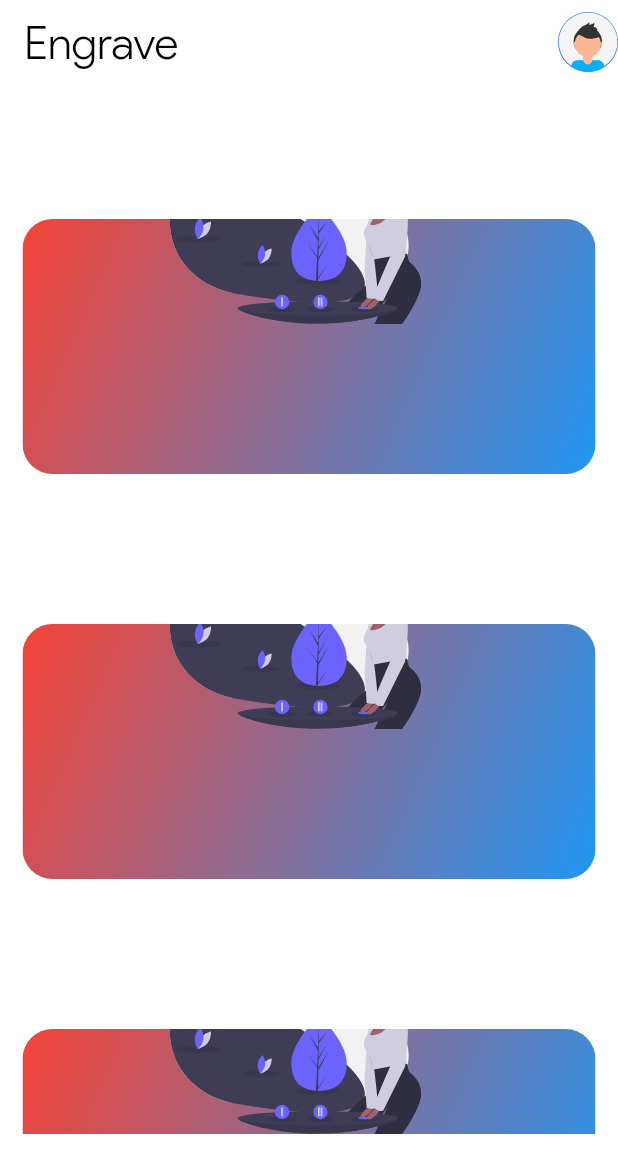
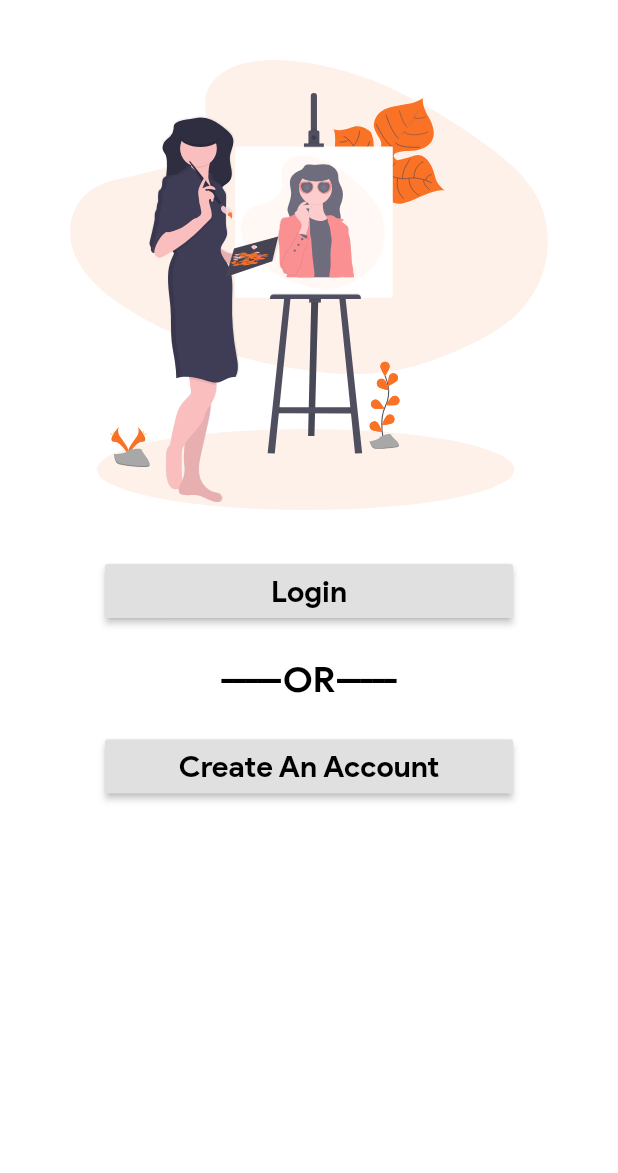
Before and after one commit to Amitpatil215/Engrave, a Flutter app: the screen it shows after launch, on a phone screen of 412 x 824 dp. Shown: the top 1173 px of the screen. Run offline on Flutter 3.47's test engine with Material 2 defaults, Android fonts, the phone set to English and light mode, and no system bars; our stand-ins replace flutter_screenutil, flutter_svg.

Commit message:
main_screen

```diff
--- a/lib/main.dart
+++ b/lib/main.dart
@@ -1,6 +1,7 @@
 import 'package:flutter/material.dart';
 import 'package:flutter_screenutil/flutter_screenutil.dart';
 import './screens/home_screen.dart';
+import './screens/mainScreen.dart';
 import './main_properties/theme.dart';
 import './main_properties/routs.dart';
 
@@ -15,21 +16,22 @@ class MyApp extends StatelessWidget {
   @override
   Widget build(BuildContext context) {
     return MaterialApp(
-      title: 'Flutter Demo',
-      theme: theme,
+        title: 'Flutter Demo',
+        theme: theme,
 
-      /// For debug purpose add your screen Widget here and define it in route table
-      /// make sure to comment out your changes once you ready to send a PR.
-      home: StreamBuilder(
-        builder: (context, snapshot) {
-          ScreenUtil.init(
-            context,
-            designSize: (MediaQuery.of(context).size),
-          );
-          return HomeScreen();
-        },
-      ),
-      routes: routeTable,
-    );
+        /// For debug purpose add your screen Widget here and define it in route table
+        /// make sure to comment out your changes once you ready to send a PR.
+        // home: StreamBuilder(
+        //   builder: (context, snapshot) {
+        //     ScreenUtil.init(
+        //       context,
+        //       designSize: (MediaQuery.of(context).size),
+        //     );
+        // return
+        home: MainScreen()
+//         },
+//       ),
+//       routes: routeTable,
+        );
   }
 }
--- /dev/null
+++ b/lib/screens/mainScreen.dart
@@ -0,0 +1,93 @@
+import 'package:engrave/screens/login_screen.dart';
+import 'package:flutter/material.dart';
+import 'package:flutter_svg/flutter_svg.dart';
+import './login_screen.dart';
+
+class MainScreen extends StatelessWidget {
+  @override
+  Widget build(BuildContext context) {
+    return Scaffold(
+      // appBar: AppBar(
+      //   title: Row(
+      //     children: [
+
+      //       Text('Engrave'),
+      //     ],
+      //   ),
+      //   backgroundColor: Colors.blueGrey,
+
+      // ),
+      body: SafeArea(
+        child: SingleChildScrollView(
+          padding: EdgeInsets.all(40),
+          child: Column(
+            children: [
+              Container(
+                height: 300,
+                child: SvgPicture.asset('assets/images/1.svg'),
+              ),
+              Container(
+                margin: EdgeInsets.all(20),
+                padding: EdgeInsets.all(10),
+                child: Column(
+                  crossAxisAlignment: CrossAxisAlignment.center,
+                  mainAxisAlignment: MainAxisAlignment.spaceAround,
+                  children: [
+                    Container(
+                      width: double.infinity,
+                      child: RaisedButton(
+                        child: Text(
+                          'Login',
+                          style: TextStyle(
+                            color: Colors.black,
+                            fontSize: 20,
+                            fontWeight: FontWeight.w600,
+                          ),
+                        ),
+                        onPressed: () {
+                          LoginScreen();
+                        },
+                      ),
+                    ),
+                    Container(
+                      width: double.infinity,
+                      margin: EdgeInsets.all(15),
+                      padding: EdgeInsets.all(5),
+                      child: Center(
+                        child: Text(
+                          '-----OR-----',
+                          style: TextStyle(
+                            color: Colors.black,
+                            fontSize: 24,
+                            fontWeight: FontWeight.bold,
+                            backgroundColor: Color.fromARGB(0, 50, 100, 50),
+                          ),
+                        ),
+                      ),
+                    ),
+                    Container(
+                      width: double.infinity,
+                      child: RaisedButton(
+                        child: Text(
+                          'Create An Account',
+                          style: TextStyle(
+                            color: Colors.black,
+                            fontSize: 20,
+                            fontWeight: FontWeight.w600,
+                          ),
+                        ),
+                        onPressed: () {
+                          LoginScreen();
+                        },
+                      ),
+                    ),
+                  ],
+                ),
+              ),
+            ],
+          ),
+        ),
+      ),
+    );
+  }
+}
```
Also changed, not shown: lib/screens/login_screen.dart (+50 -4 lines), assets/images/1.svg (added), assets/images/2.svg (added), assets/images/3.svg (added), assets/images/4.svg (added), pubspec.lock.
